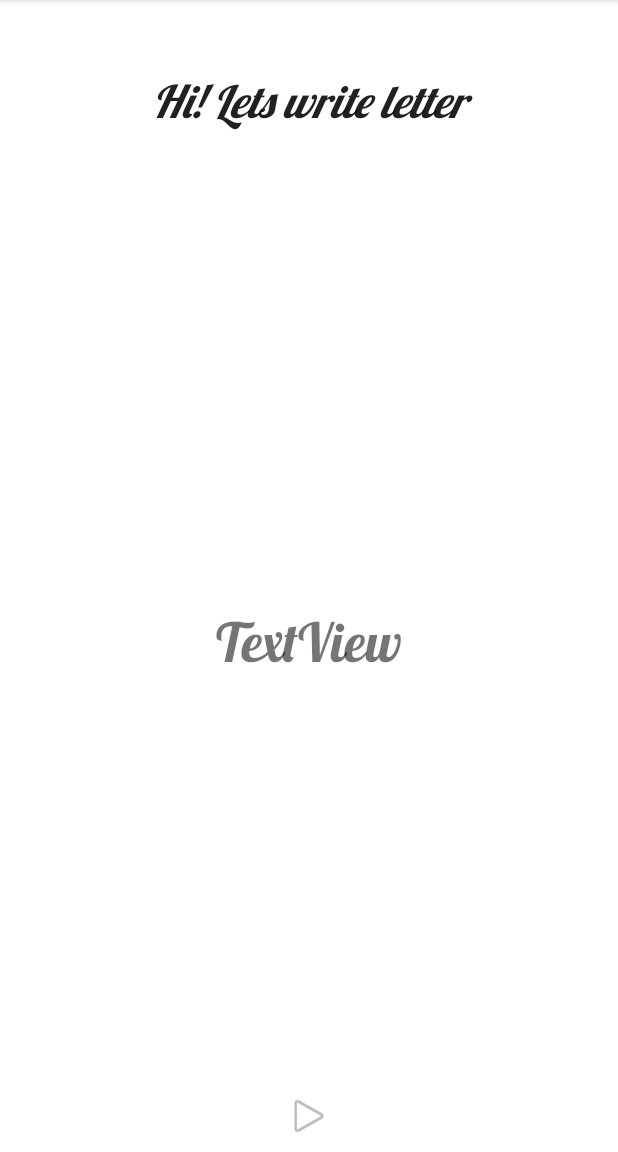
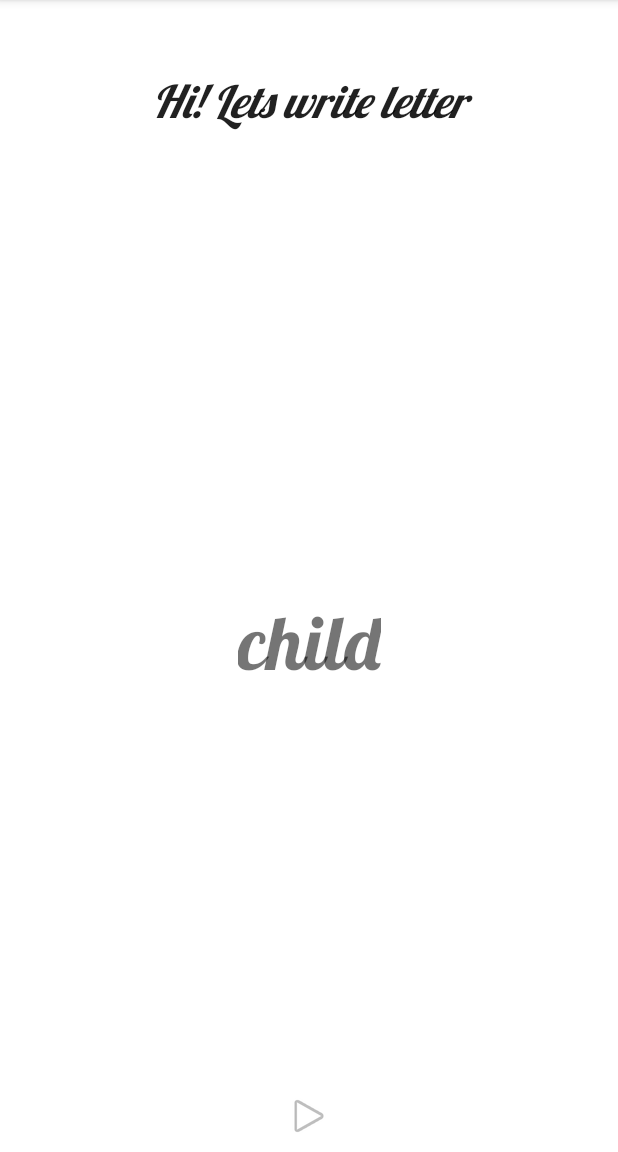
Before and after one commit to vitabr/Ottie, an Android app: the PlayActivity screen opened directly, with no data from a screen before it, on a phone screen of 412 x 824 dp, the part 84-1236 px from its top. Run offline under Robolectric (Android 15) with nearby library versions, the phone set to English and light mode, and no system bars; libraries missing offline, so code that uses them is left out: com.google.firebase.ml; 1 statement that could not run was skipped.

Commit message:
Sasha: fixes

```diff
--- a/app/src/main/java/restforyou/com/tofsologia/activities/PlayActivity.java
+++ b/app/src/main/java/restforyou/com/tofsologia/activities/PlayActivity.java
@@ -1,19 +1,15 @@
 package restforyou.com.tofsologia.activities;
 
-import android.content.Context;
 import android.content.Intent;
-import android.content.res.AssetFileDescriptor;
 import android.graphics.Bitmap;
 import android.graphics.BitmapFactory;
 import android.graphics.Matrix;
-import android.media.MediaPlayer;
 import android.net.Uri;
 import android.os.Bundle;
 import android.provider.MediaStore;
 import android.support.annotation.NonNull;
 import android.support.v4.content.FileProvider;
 import android.support.v7.app.AppCompatActivity;
-import android.text.TextUtils;
 import android.util.Log;
 import android.view.View;
 import android.widget.Button;
@@ -26,7 +22,6 @@ import java.io.File;
 import java.io.FileNotFoundException;
 import java.io.IOException;
 import java.io.InputStream;
-import java.util.ArrayList;
 
 import restforyou.com.tofsologia.MLKit;
 import restforyou.com.tofsologia.R;
@@ -46,7 +41,7 @@ public class PlayActivity extends AppCompatActivity implements Constants {
 
     private Bitmap mBitmapForRecognition;
     private String foundTexts = "";
-    private TextView textViewLetters;
+    private TextView container;
     private Button nextQuestion;
 
 
@@ -54,12 +49,15 @@ public class PlayActivity extends AppCompatActivity implements Constants {
     protected void onCreate(Bundle savedInstanceState) {
         super.onCreate(savedInstanceState);
         setContentView(R.layout.activity_play);
-        textViewLetters = findViewById(R.id.textView5);
+        container = findViewById(R.id.container);
+
 
         mode = getIntent().getStringExtra(MODE);
         if (mode.equals(MODE_LETTER)) {
+            container.setText(letters[index].toUpperCase());
             audioManager.playWelcomeLetter(letters[index]);
         }else{
+            container.setText(words[index]);
             audioManager.playWelcomeWord(words[index]);
         }
 
@@ -109,8 +107,6 @@ public class PlayActivity extends AppCompatActivity implements Constants {
     }
 
     private void handleImage(Uri imageUri){
-
-
         final InputStream imageStream;
         try {
             imageStream = getContentResolver().openInputStream(imageUri);
@@ -200,11 +196,12 @@ public class PlayActivity extends AppCompatActivity implements Constants {
             Intent toModesActivity = new Intent(PlayActivity.this, PlayActivity.class);
             startActivity(toModesActivity);
         }else{
-            textViewLetters.setText(letters[index]);
             if(mode.equals(MODE_LETTER)){
                 audioManager.playNextLetter(letters[index]);
+                container.setText(letters[index].toUpperCase());
             }else {
                 audioManager.playNextWord(words[index]);
+                container.setText(words[index]);
             }
         }
     }
--- a/app/src/main/res/layout/activity_play.xml
+++ b/app/src/main/res/layout/activity_play.xml
@@ -64,15 +64,16 @@
     <include
         android:id="@+id/progress_bar"
         layout="@layout/wait"
-        app:layout_constraintTop_toTopOf="parent"
+        android:visibility="invisible"
         app:layout_constraintBottom_toBottomOf="parent"
         app:layout_constraintEnd_toEndOf="parent"
+        app:layout_constraintHorizontal_bias="0.0"
         app:layout_constraintStart_toStartOf="parent"
-        android:visibility="invisible"
-        />
+        app:layout_constraintTop_toTopOf="parent"
+        app:layout_constraintVertical_bias="0.0" />
 
     <TextView
-        android:id="@+id/textView5"
+        android:id="@+id/container"
         android:layout_width="wrap_content"
         android:layout_height="wrap_content"
         android:layout_marginStart="8dp"
@@ -81,7 +82,7 @@
         android:layout_marginBottom="8dp"
         android:fontFamily="@font/lobster"
         android:text="TextView"
-        android:textSize="36sp"
+        android:textSize="50sp"
         app:layout_constraintBottom_toTopOf="@+id/iv_start_camera"
         app:layout_constraintEnd_toEndOf="parent"
         app:layout_constraintStart_toStartOf="parent"
```
